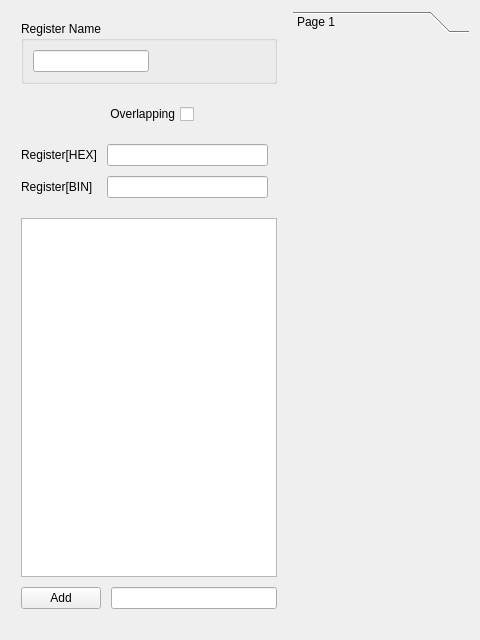
Old version of the form analyzer.ui in the repository awaken1988/RegisterAnalyzer.
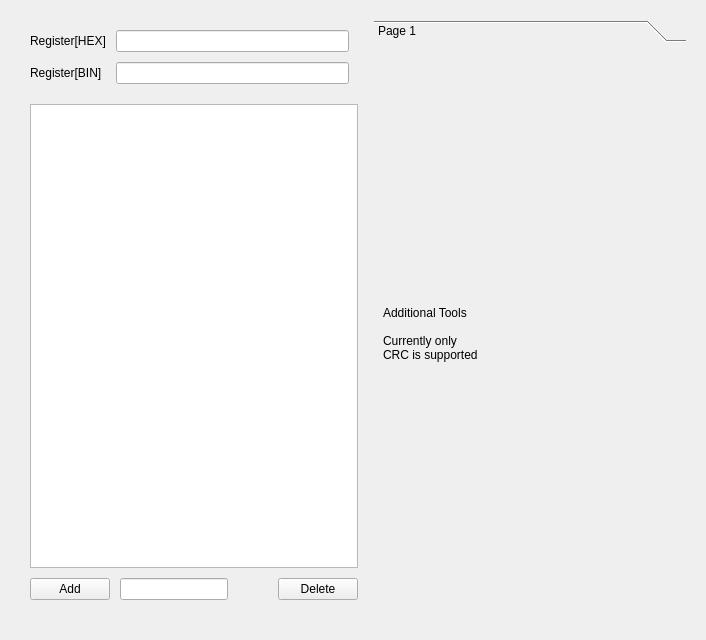
New version of the form.

Commit message:
added gui elements shift left/right invert bits
add redo buttons

mirror, invert

delete bitfields

bugfix: QModelIndexes translated between Model and Proxy

bugfix: sort mapped values

clone tab function

some minor improvements

```diff
--- a/analyzer.ui
+++ b/analyzer.ui
@@ -6,16 +6,19 @@
    <rect>
     <x>0</x>
     <y>0</y>
-    <width>480</width>
+    <width>706</width>
     <height>640</height>
    </rect>
   </property>
   <property name="windowTitle">
    <string>Form</string>
   </property>
-  <layout class="QHBoxLayout" name="horizontalLayout_4">
+  <layout class="QVBoxLayout" name="verticalLayout_2">
    <item>
-    <layout class="QVBoxLayout" name="verticalLayout">
+    <widget class="QWidget" name="hbox_input" native="true">
+     <layout class="QHBoxLayout" name="horizontalLayout_5">
+      <item>
+       <layout class="QVBoxLayout" name="verticalLayout" stretch="0,0,0">
      <property name="spacing">
       <number>10</number>
      </property>
@@ -31,85 +34,6 @@
      <property name="bottomMargin">
       <number>20</number>
      </property>
-     <item>
-      <widget class="QGroupBox" name="groupBox">
-       <property name="title">
-        <string>Register Name</string>
-       </property>
-       <layout class="QHBoxLayout" name="horizontalLayout_2">
-        <property name="bottomMargin">
-         <number>9</number>
-        </property>
-        <item>
-         <widget class="QLineEdit" name="ledit_registerName"/>
-        </item>
-        <item>
-         <spacer name="horizontalSpacer">
-          <property name="orientation">
-           <enum>Qt::Horizontal</enum>
-          </property>
-          <property name="sizeHint" stdset="0">
-           <size>
-            <width>40</width>
-            <height>20</height>
-           </size>
-          </property>
-         </spacer>
-        </item>
-       </layout>
-      </widget>
-     </item>
-     <item>
-      <widget class="QWidget" name="widget" native="true">
-       <property name="minimumSize">
-        <size>
-         <width>0</width>
-         <height>40</height>
-        </size>
-       </property>
-       <layout class="QHBoxLayout" name="horizontalLayout_3">
-        <item>
-         <spacer name="horizontalSpacer_2">
-          <property name="orientation">
-           <enum>Qt::Horizontal</enum>
-          </property>
-          <property name="sizeHint" stdset="0">
-           <size>
-            <width>40</width>
-            <height>20</height>
-           </size>
-          </property>
-         </spacer>
-        </item>
-        <item>
-         <widget class="QCheckBox" name="checkBox">
-          <property name="layoutDirection">
-           <enum>Qt::RightToLeft</enum>
-          </property>
-          <property name="text">
-           <string>Overlapping</string>
-          </property>
-          <property name="checkable">
-           <bool>false</bool>
-          </property>
-         </widget>
-        </item>
-        <item>
-         <spacer name="horizontalSpacer_3">
-          <property name="orientation">
-           <enum>Qt::Horizontal</enum>
-          </property>
-          <property name="sizeHint" stdset="0">
-           <size>
-            <width>40</width>
-            <height>20</height>
-           </size>
-          </property>
-         </spacer>
-        </item>
-       </layout>
-      </widget>
-     </item>
      <item>
       <layout class="QFormLayout" name="formLayout">
        <property name="fieldGrowthPolicy">
@@ -173,6 +97,26 @@
        <item>
         <widget class="QLineEdit" name="ledit_addFieldName"/>
        </item>
+          <item>
+           <spacer name="horizontalSpacer">
+            <property name="orientation">
+             <enum>Qt::Horizontal</enum>
+            </property>
+            <property name="sizeHint" stdset="0">
+             <size>
+              <width>40</width>
+              <height>20</height>
+             </size>
+            </property>
+           </spacer>
+          </item>
+          <item>
+           <widget class="QPushButton" name="btnDelRow">
+            <property name="text">
+             <string>Delete</string>
+            </property>
+           </widget>
+          </item>
       </layout>
      </item>
     </layout>
@@ -187,14 +131,29 @@
        <rect>
         <x>0</x>
         <y>0</y>
-        <width>180</width>
-        <height>594</height>
+           <width>316</width>
+           <height>576</height>
        </rect>
       </property>
       <attribute name="label">
        <string>Page 1</string>
       </attribute>
-     </widget>
+         <layout class="QVBoxLayout" name="verticalLayout_3">
+          <item>
+           <widget class="QLabel" name="label_2">
+            <property name="text">
+             <string>Additional Tools
+
+Currently only
+CRC is supported</string>
+            </property>
+           </widget>
+          </item>
+         </layout>
+        </widget>
+       </widget>
+      </item>
+     </layout>
     </widget>
    </item>
   </layout>
```
Lines whose indentation alone changed are shown as unchanged. The commit also changes 14 other files.
